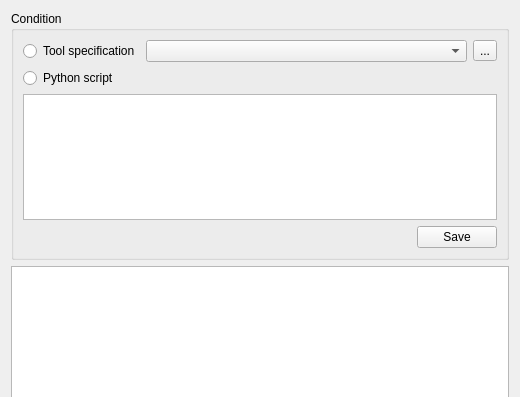
Old version of the form spinetoolbox/ui/jump_properties.ui in the repository spine-tools/Spine-Toolbox; both pictures show x 0 to 520 and y 0 to 397 of the 520 by 628 pixel window.
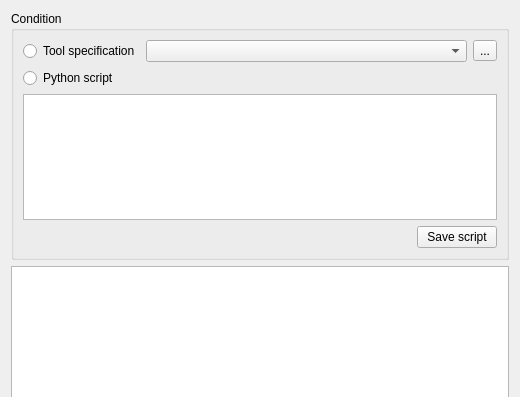
New version of the form. Icons and pictures are not drawn. Custom widgets are drawn as their Qt base class.

Commit message: Fix some issues with the loop condition script visualization

```diff
--- a/spinetoolbox/ui/jump_properties.ui
+++ b/spinetoolbox/ui/jump_properties.ui
@@ -92,7 +92,7 @@
         <item>
          <widget class="QPushButton" name="pushButton_save_script">
           <property name="text">
-           <string>Save</string>
+           <string>Save script</string>
           </property>
          </widget>
         </item>
```
The commit also changes 3 other files.
